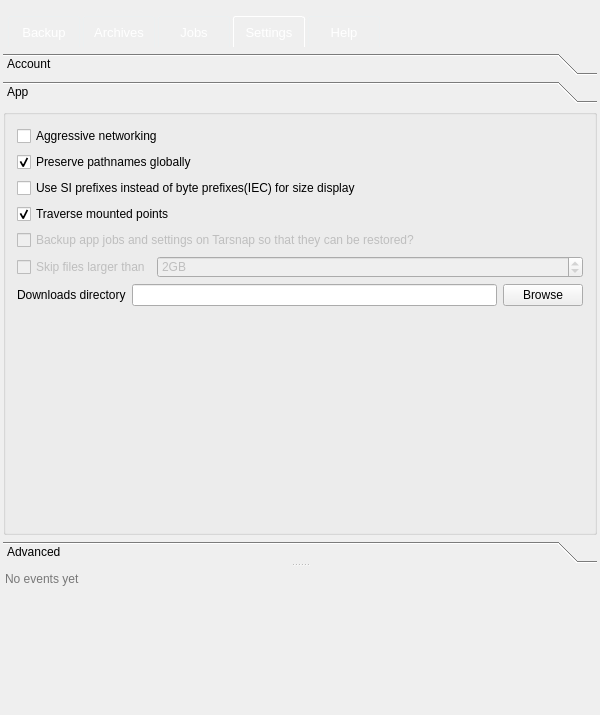
First picture: the form in forms/mainwindow.ui, repository Tarsnap/tarsnap-gui, before the edit.
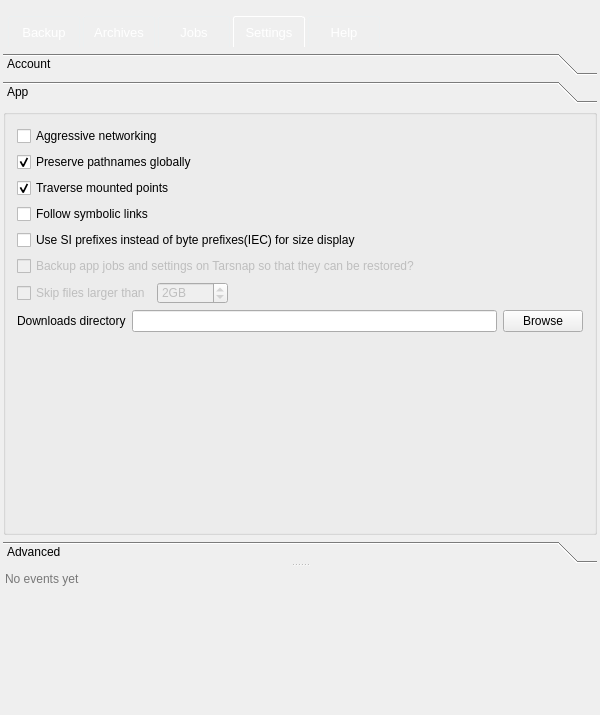
Second picture: the form after the edit. The open tabs and pages were chosen to show the change. Icons and pictures are not drawn. Custom widgets are drawn as their Qt base class.

Commit message: Implement the follow symlinks(-L) global setting.

What changed in the file:
```diff
--- a/forms/mainwindow.ui
+++ b/forms/mainwindow.ui
@@ -1330,13 +1330,6 @@
                     </property>
                    </widget>
                   </item>
-                  <item>
-                   <widget class="QCheckBox" name="siPrefixesCheckBox">
-                    <property name="text">
-                     <string>Use SI prefixes instead of byte prefixes(IEC) for size display</string>
-                    </property>
-                   </widget>
-                  </item>
                   <item>
                    <widget class="QCheckBox" name="traverseMountCheckBox">
                     <property name="toolTip">
@@ -1350,6 +1343,23 @@
                     </property>
                    </widget>
                   </item>
+                  <item>
+                   <widget class="QCheckBox" name="followSymLinksCheckBox">
+                    <property name="toolTip">
+                     <string>If checked all symbolic links will be followed when creating an archive</string>
+                    </property>
+                    <property name="text">
+                     <string>Follow symbolic links</string>
+                    </property>
+                   </widget>
+                  </item>
+                  <item>
+                   <widget class="QCheckBox" name="siPrefixesCheckBox">
+                    <property name="text">
+                     <string>Use SI prefixes instead of byte prefixes(IEC) for size display</string>
+                    </property>
+                   </widget>
+                  </item>
                   <item>
                    <widget class="QCheckBox" name="checkBox">
                     <property name="enabled">
@@ -1414,17 +1424,36 @@
                        <property name="suffix">
                         <string>GB</string>
                        </property>
+                       <property name="maximum">
+                        <number>1024</number>
+                       </property>
                        <property name="value">
                         <number>2</number>
                        </property>
                       </widget>
                      </item>
+                     <item>
+                      <spacer name="horizontalSpacer_4">
+                       <property name="orientation">
+                        <enum>Qt::Horizontal</enum>
+                       </property>
+                       <property name="sizeHint" stdset="0">
+                        <size>
+                         <width>40</width>
+                         <height>20</height>
+                        </size>
+                       </property>
+                      </spacer>
+                     </item>
                     </layout>
                    </widget>
                   </item>
                   <item>
                    <widget class="QWidget" name="widget_6" native="true">
                     <layout class="QHBoxLayout" name="horizontalLayout_6">
+                     <property name="spacing">
+                      <number>6</number>
+                     </property>
                      <property name="leftMargin">
                       <number>0</number>
                      </property>
```
Left out of the diff: 3 changed lines with no effect on the pictures. The commit also changes 3 other files.
